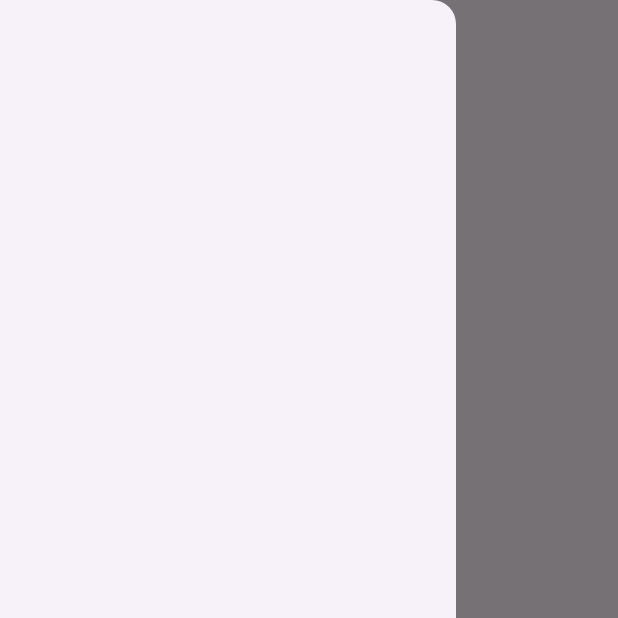
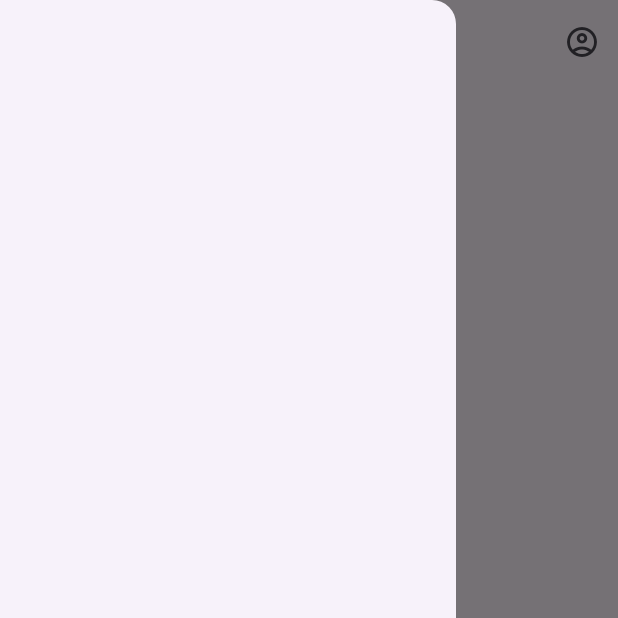
Before and after one commit to DinOfficial/new_app_flutter, a Flutter app: the screen it shows after launch, with the side drawer open, on a phone screen of 412 x 824 dp, the top half of it. Run offline on Flutter 3.47's test engine with Material 3 defaults, Android fonts, the light colour scheme and no system bars; our stand-ins replace flutter_svg.

Commit message:
navbar setup

```diff
--- a/lib/ui/screens/main_bottom_nav_bar.dart
+++ b/lib/ui/screens/main_bottom_nav_bar.dart
@@ -24,7 +24,7 @@ class _MainBottomNavBarState extends State<MainBottomNavBar> {
         title: SvgPicture.asset('assets/images/Logo.svg',height: 20,width: 36,),
         centerTitle: true,
         actions: [
-
+          IconButton(onPressed: (){}, icon: Icon(Icons.account_circle_outlined))
         ],
       ),
       drawer: Drawer() ,
```
